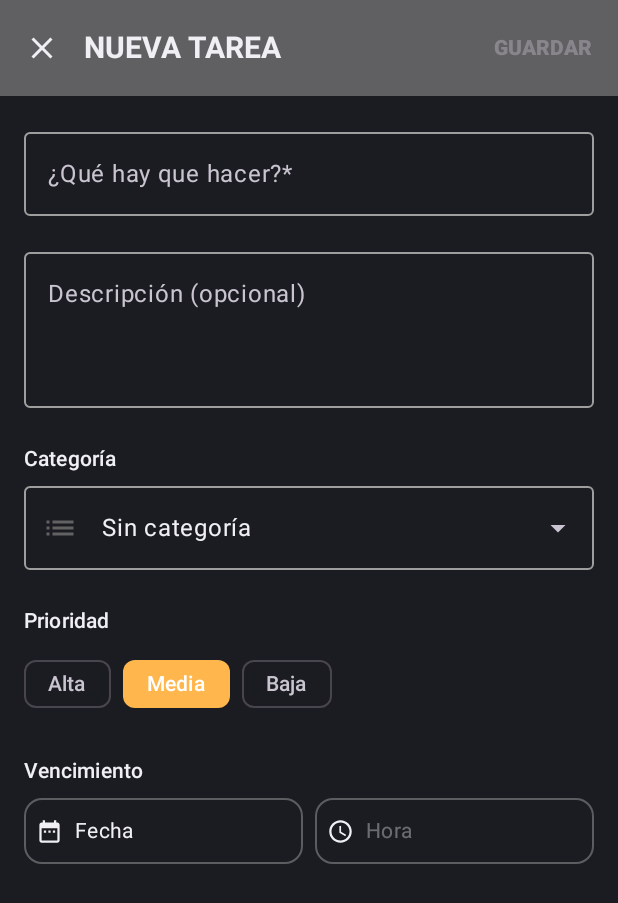
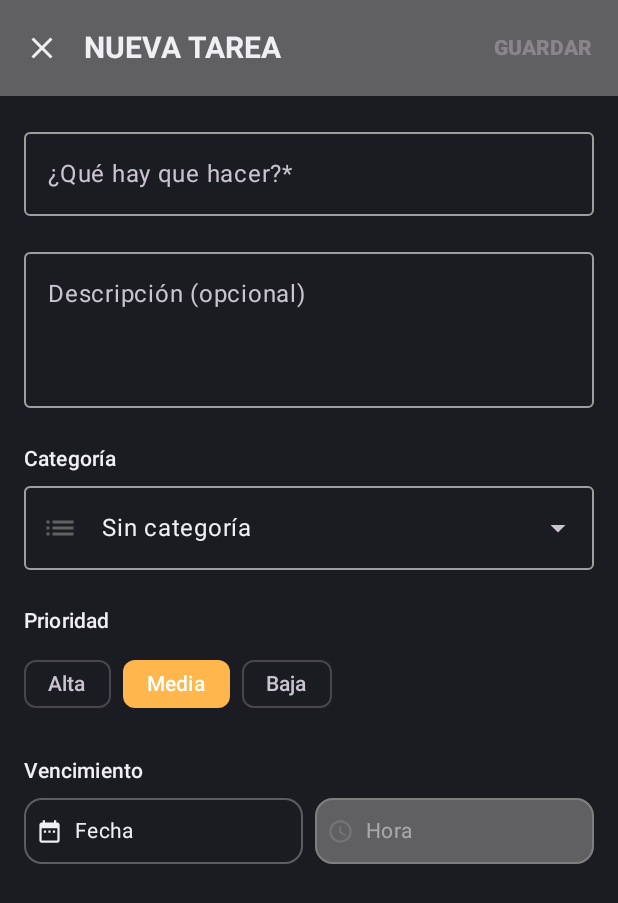
Before and after one commit to fiztony-dot/MyTaskMyHabit, an Android app built with Jetpack Compose: the PantallaCrearTarea screen opened through its navigation route, on a phone screen of 412 x 824 dp. Shown: the top 903 px of the screen. Run offline under Robolectric (Android 15) with nearby library versions, the phone set to English and light mode, and no system bars; our stand-ins replace Room's generated code.

Commit message:
Solución pequeños errores

```diff
--- a/app/src/main/java/com/example/mistareasapp/data/tasks/TareaDao.kt
+++ b/app/src/main/java/com/example/mistareasapp/data/tasks/TareaDao.kt
@@ -41,4 +41,11 @@ interface TareaDao {
     // ➡️ AÑADE ESTA PARA EL WORKER (Sin Flow y sin suspend)
     @Query("SELECT * FROM tareas_table WHERE id = :id")
     fun obtenerTareaPorIdSincrona(id: Int): Tarea?
+    // ... otros campos de TareaDao ...
+
+    // ➡️ AÑADE ESTO: Para reprogramar alarmas al iniciar el móvil
+    @Query("SELECT * FROM tareas_table WHERE estaCompletada = 0")
+    fun obtenerTareasPendientesSincronas(): List<Tarea>
+
+
 }
--- a/app/src/main/java/com/example/mistareasapp/ui/components/tasks/TareaUIComponents.kt
+++ b/app/src/main/java/com/example/mistareasapp/ui/components/tasks/TareaUIComponents.kt
@@ -60,7 +60,7 @@ import com.example.mistareasapp.viewmodel.Tasks.TareasViewModel
 import androidx.compose.runtime.getValue
 import androidx.compose.runtime.setValue
 import com.example.mistareasapp.ui.components.tasks.TareaDialogos
-
+import androidx.compose.ui.platform.LocalContext
 
 // --- COMPONENTE: LISTA PRINCIPAL (CUERPO) ---
 /**
@@ -89,6 +89,7 @@ fun CuerpoListaTareas(
     var tareaAEliminar by remember { mutableStateOf<Tarea?>(null) }
     var mostrarDialogoCompletar by remember { mutableStateOf(false) }
     var tareaACompletar by remember { mutableStateOf<Tarea?>(null) }
+    val context = LocalContext.current
 
       // Función para inicializar o cambiar todas las secciones
     fun setTodas(abrir: Boolean) {
@@ -112,7 +113,7 @@ fun CuerpoListaTareas(
         mostrarDialogoCompletar = mostrarDialogoCompletar,
         tareaACompletar = tareaACompletar,
         onConfirmCompletar = {
-            tareaACompletar?.let { viewModel.archivarTarea(it) }
+            tareaACompletar?.let { viewModel.completarTarea(it, context)  }
             mostrarDialogoCompletar = false
             tareaACompletar = null
         },
--- a/app/src/main/java/com/example/mistareasapp/ui/screens/tasks/PantallaCrearTarea.kt
+++ b/app/src/main/java/com/example/mistareasapp/ui/screens/tasks/PantallaCrearTarea.kt
@@ -181,14 +181,15 @@ fun PantallaCrearTarea(navController: NavController) {
                         onClick = { showDatePicker = true },
                         modifier = Modifier.Companion.weight(1f)
                     )
+                    // Selector de HORA
                     BotonSelectorDato(
                         label = horaLimite?.format(DateTimeFormatter.ofPattern("HH:mm")) ?: "Hora",
                         icon = Icons.Default.AccessTime,
-                        onClick = { if (fechaLimite != null) showTimePicker = true },
-                        modifier = Modifier.Companion.weight(1f),
-                        colorTexto = if (fechaLimite != null) MaterialTheme.colorScheme.onSurface else MaterialTheme.colorScheme.onSurface.copy(
-                            alpha = 0.38f
-                        )
+                        onClick = { showTimePicker = true }, // Quitamos el 'if' de aquí, ahora lo maneja el 'enabled'
+                        enabled = fechaLimite != null,       // El botón se desactiva solo si no hay fecha
+                        modifier = Modifier.weight(1f),
+                        colorTexto = if (fechaLimite != null) MaterialTheme.colorScheme.onSurface
+                        else MaterialTheme.colorScheme.onSurface.copy(alpha = 0.38f)
                     )
                 }
 
```
Also changed, not shown: app/src/main/java/com/example/mistareasapp/core/notifications/tasks/BootReceiver.kt (+4 -8 lines), app/src/main/java/com/example/mistareasapp/core/notifications/tasks/NotificationHelper.kt (+34 -41 lines).
